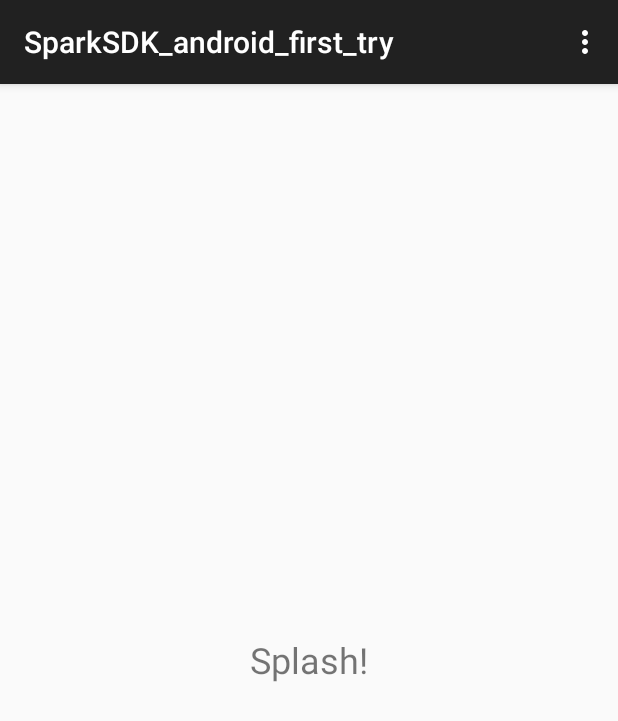
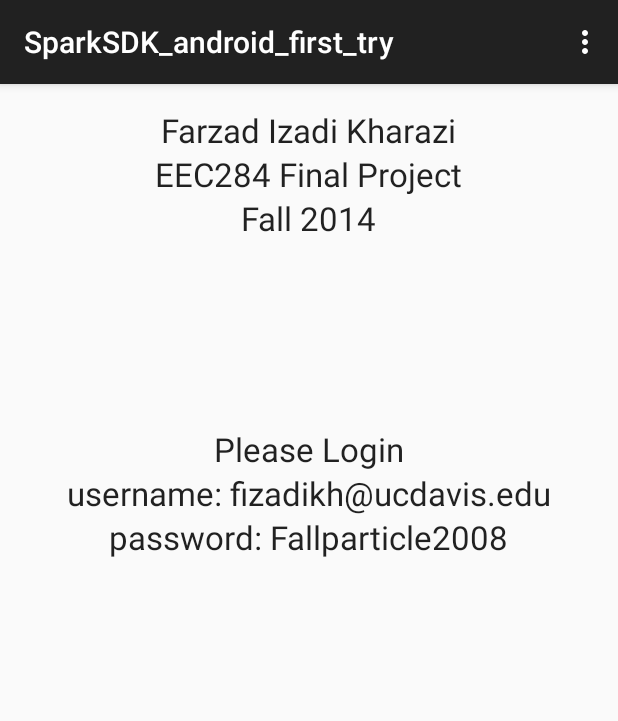
Before and after one commit to farzodd/eec284project, an Android app: the screen it shows after launch (SplashActivity), on a phone screen of 412 x 824 dp. Shown: the top 721 px of the screen. Run offline under Robolectric (Android 15) with nearby library versions, the phone set to English and light mode, and no system bars.

Commit message:
final version #2, minor fixes to ui and functions

```diff
--- a/spark-sdk-android-master/example_app/src/main/java/io/particle/cloudsdk/example_app/ValueActivity.java
+++ b/spark-sdk-android-master/example_app/src/main/java/io/particle/cloudsdk/example_app/ValueActivity.java
@@ -70,7 +70,7 @@ public class ValueActivity extends AppCompatActivity {
                         Log.d("messagecheck",commandMsg);
                         try {
                             device.callFunction("movestepper", Py.list(commandMsg));
-                            variable = "Moving CW";
+                            variable = "CW Movement Complete";
                         } catch (ParticleDevice.FunctionDoesNotExistException e) {
                             Toaster.s(ValueActivity.this, "Function doesn't exist.");
                             variable = "Func not found";
@@ -122,7 +122,7 @@ public class ValueActivity extends AppCompatActivity {
                         //Log.d("messagecheck",commandMsg);
                         try {
                             device.callFunction("movestepper", Py.list(commandMsg));
-                            variable = "Moving CCW";
+                            variable = "CCW Movement Complete";
                         } catch (ParticleDevice.FunctionDoesNotExistException e) {
                             Toaster.s(ValueActivity.this, "Function doesn't exist.");
                             variable = "Func not found";
--- a/spark-sdk-android-master/example_app/src/main/res/layout/activity_splash.xml
+++ b/spark-sdk-android-master/example_app/src/main/res/layout/activity_splash.xml
@@ -8,13 +8,61 @@
     android:paddingTop="@dimen/activity_vertical_margin"
     tools:context=".MainActivity">
 
-    <TextView
-        android:layout_width="wrap_content"
-        android:layout_height="wrap_content"
-        android:text="@string/hello_world"
-        android:layout_centerVertical="true"
+    <LinearLayout
+        android:orientation="vertical"
+        android:layout_width="match_parent"
+        android:layout_height="match_parent"
         android:layout_centerHorizontal="true"
-        android:textSize="24sp"
-        />
+        android:layout_alignParentTop="true">
 
+        <TextView
+            android:layout_width="wrap_content"
+            android:layout_height="wrap_content"
+            android:textAppearance="?android:attr/textAppearanceLarge"
+            android:text="Farzad Izadi Kharazi"
+            android:id="@+id/textView2"
+            android:layout_gravity="center_horizontal" />
+
+        <TextView
+            android:layout_width="wrap_content"
+            android:layout_height="wrap_content"
+            android:textAppearance="?android:attr/textAppearanceLarge"
+            android:text="EEC284 Final Project"
+            android:id="@+id/textView3"
+            android:layout_gravity="center_horizontal" />
+
+        <TextView
+            android:layout_width="wrap_content"
+            android:layout_height="wrap_content"
+            android:textAppearance="?android:attr/textAppearanceLarge"
+            android:text="Fall 2014"
+            android:id="@+id/textView4"
+            android:layout_gravity="center_horizontal" />
+
+        <TextView
+            android:layout_width="wrap_content"
+            android:layout_height="wrap_content"
+            android:textAppearance="?android:attr/textAppearanceLarge"
+            android:text="Please Login"
+            android:id="@+id/textView5"
+            android:layout_gravity="center_horizontal"
+            android:layout_marginTop="56pt" />
+
+        <TextView
+            android:layout_width="wrap_content"
+            android:layout_height="wrap_content"
+            android:textAppearance="?android:attr/textAppearanceLarge"
+            android:text="username: fizadikh@ucdavis.edu"
+            android:id="@+id/textView6"
+            android:layout_gravity="center_horizontal" />
+
+        <TextView
+            android:layout_width="wrap_content"
+            android:layout_height="wrap_content"
+            android:textAppearance="?android:attr/textAppearanceLarge"
+            android:text="password: Fallparticle2008"
+            android:id="@+id/textView7"
+            android:layout_gravity="center_horizontal" />
+
+    </LinearLayout>
 </RelativeLayout>
--- a/spark-sdk-android-master/example_app/src/main/res/layout/activity_value.xml
+++ b/spark-sdk-android-master/example_app/src/main/res/layout/activity_value.xml
@@ -39,7 +39,7 @@
                 android:layout_width="wrap_content"
                 android:layout_height="wrap_content"
                 android:textAppearance="?android:attr/textAppearanceLarge"
-                android:text="Return Value"
+                android:text="Status"
                 android:id="@+id/textView" />
 
             <TextView android:text="0" android:layout_width="wrap_content"
```
